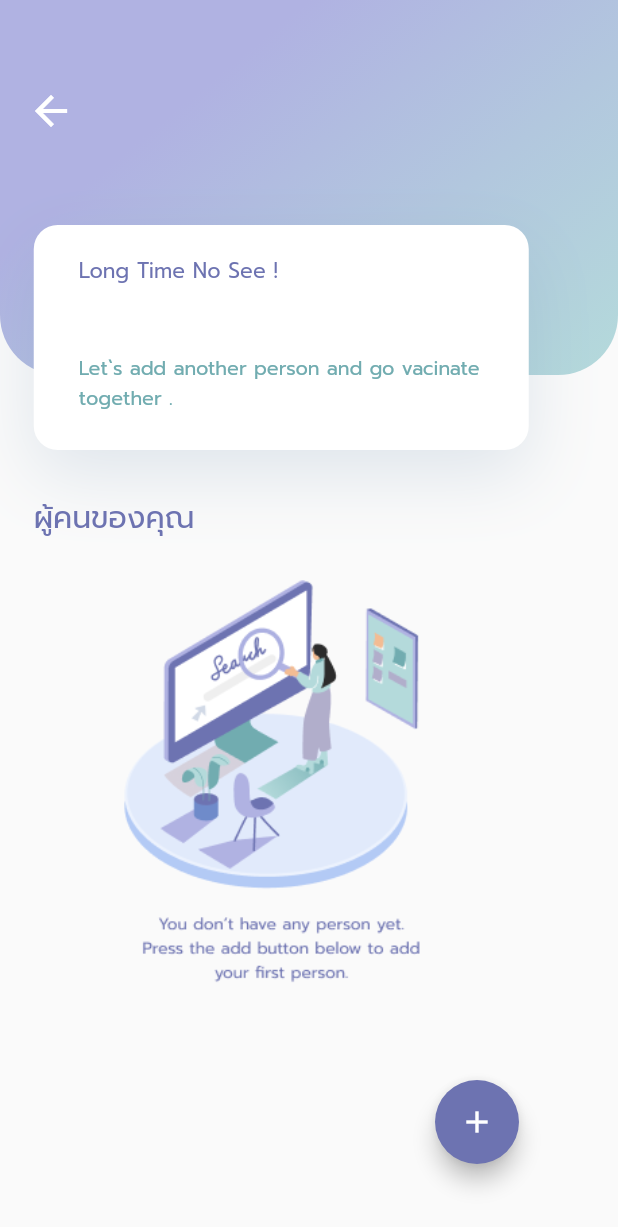
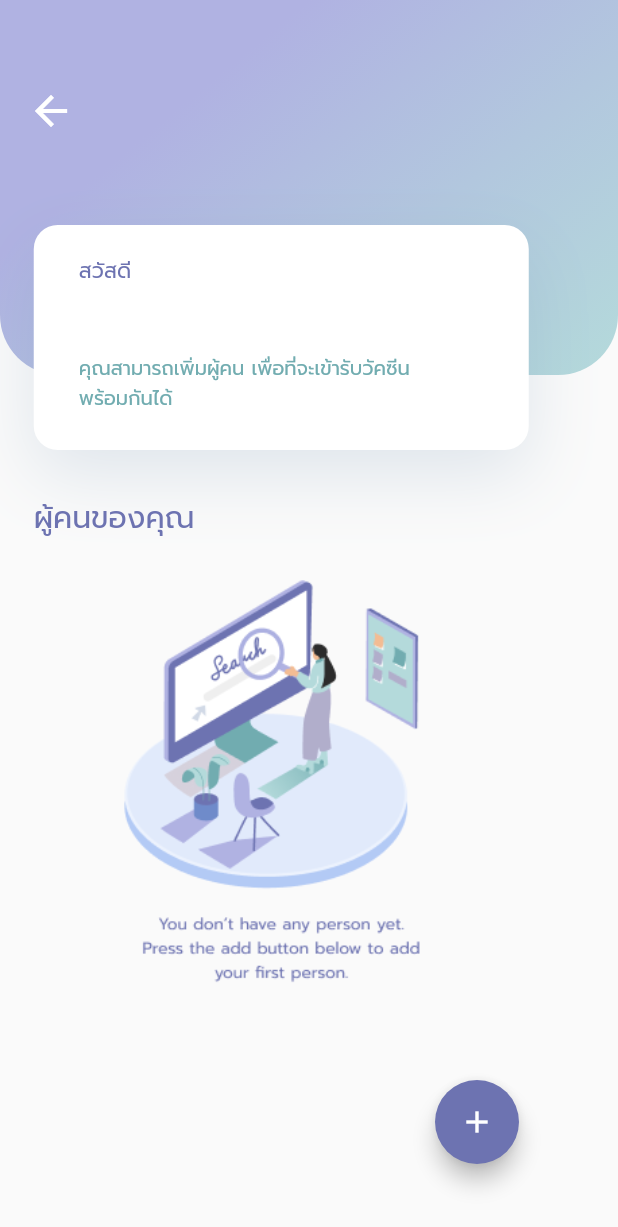
Before and after one commit to MeVaccine/MeVaccine, a Flutter app: the PersonScreen screen opened by its route, on a phone screen of 412 x 824 dp. Shown: the top 1227 px of the screen. Run offline on Flutter 3.47's test engine with Material 2 defaults, Android fonts, the light colour scheme and no system bars; our stand-ins replace dio, flutter_feather_icons, flutter_multi_formatter, font_awesome_flutter, shared_preferences; missing offline and left inert: searchable_dropdown; accounts and stored records are empty; network calls fail.

Commit message:
ADD Thia support in Person Screen

```diff
--- a/lib/localization/language/languageEn.dart
+++ b/lib/localization/language/languageEn.dart
@@ -130,6 +130,11 @@ class LanguageEN extends Languages {
 
   // Person Screen
   @override
+  String get personScreenGreetingMessage => "Hello";
+  @override
+  String get personScreenHowToMessage =>
+      "You can add person who you would like to get vaccine together.";
+  @override
   String get yourPersonHeading => "Your Person";
   @override
   String get noPersonDescription =>
--- a/lib/localization/language/languageTh.dart
+++ b/lib/localization/language/languageTh.dart
@@ -126,6 +126,11 @@ class LanguageTH extends Languages {
 
   // Person Screen
   @override
+  String get personScreenGreetingMessage => "สวัสดี";
+  @override
+  String get personScreenHowToMessage =>
+      "คุณสามารถเพิ่มผู้คน เพื่อที่จะเข้ารับวัคซีน\nพร้อมกันได้";
+  @override
   String get yourPersonHeading => "ผู้คนของคุณ";
   @override
   String get noPersonDescription =>
--- a/lib/localization/language/languages.dart
+++ b/lib/localization/language/languages.dart
@@ -68,6 +68,8 @@ abstract class Languages {
   String get myAppointmentHeading;
 
   // Person Screen
+  String get personScreenGreetingMessage;
+  String get personScreenHowToMessage;
   String get yourPersonHeading;
   String get noPersonDescription;
   String get personAppointmentsButtonLabel;
--- a/lib/screen/person_screen.dart
+++ b/lib/screen/person_screen.dart
@@ -47,7 +47,8 @@ class _PersonScreenState extends State<PersonScreen> {
                                     const Color(0xFF7090B0).withOpacity(0.2)),
                           ]),
                       child: CardPersonLayout(
-                        name: authen.name_en,
+                        name: Languages.of(ctx)!
+                            .firstnameString(authen.name_en, authen.name_th),
                       ),
                     ),
                   ),
--- a/lib/widget/person/card_layout_person.dart
+++ b/lib/widget/person/card_layout_person.dart
@@ -1,10 +1,11 @@
 import 'package:flutter/material.dart';
 import 'package:mevaccine/config/color.dart';
 import 'package:mevaccine/config/constants.dart';
+import 'package:mevaccine/localization/language/languages.dart';
 
 class CardPersonLayout extends StatelessWidget {
   String name;
-  CardPersonLayout({required this.name });
+  CardPersonLayout({required this.name});
   @override
   Widget build(BuildContext context) {
     return Container(
@@ -12,8 +13,8 @@ class CardPersonLayout extends StatelessWidget {
       child: Column(
         crossAxisAlignment: CrossAxisAlignment.start,
         children: [
-          const Text(
-            'Long Time No See !',
+          Text(
+            Languages.of(context)!.personScreenGreetingMessage,
             style:
                 TextStyle(color: primary01, fontSize: kFontSizeHeadline4 * 0.7),
           ),
@@ -21,14 +22,11 @@ class CardPersonLayout extends StatelessWidget {
             name,
             style: TextStyle(color: accent02, fontSize: kFontSizeHeadline2),
           ),
-          const Text(
-            'Let\`s add another person and go vacinate',
+          Text(
+            Languages.of(context)!.personScreenHowToMessage,
             style:
                 TextStyle(color: accent02, fontSize: kFontSizeHeadline4 * 0.65),
           ),
-          const Text('together .',
-              style: TextStyle(
-                  color: accent02, fontSize: kFontSizeHeadline4 * 0.65))
         ],
       ),
     );
```
